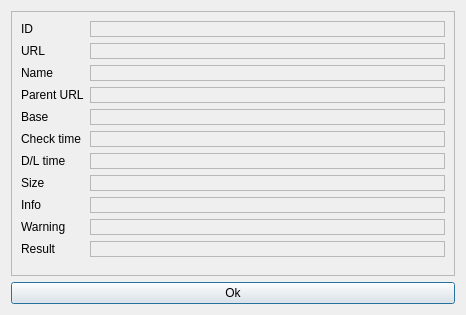
This is linkcheck/gui/ui/properties.ui in wummel/linkchecker as Qt 5 draws it before an edit. The edited form follows.
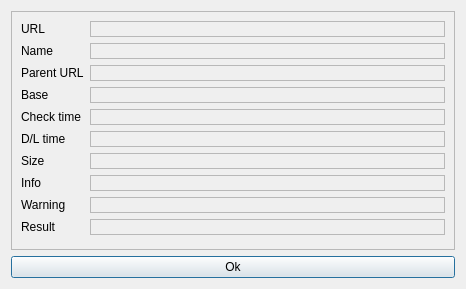
This is the edited form.

Commit message: Remove unused ID URL property.

Diff of the .ui file:
```diff
--- a/linkcheck/gui/ui/properties.ui
+++ b/linkcheck/gui/ui/properties.ui
@@ -10,7 +10,7 @@
     <x>0</x>
     <y>0</y>
     <width>466</width>
-    <height>315</height>
+    <height>289</height>
    </rect>
   </property>
   <property name="windowTitle">
@@ -30,42 +30,13 @@
        <enum>QFormLayout::ExpandingFieldsGrow</enum>
       </property>
       <item row="0" column="0">
-       <widget class="QLabel" name="label">
-        <property name="text">
-         <string>ID</string>
-        </property>
-       </widget>
-      </item>
-      <item row="0" column="1">
-       <widget class="QLabel" name="prop_id">
-        <property name="sizePolicy">
-         <sizepolicy hsizetype="MinimumExpanding" vsizetype="Preferred">
-          <horstretch>0</horstretch>
-          <verstretch>0</verstretch>
-         </sizepolicy>
-        </property>
-        <property name="frameShape">
-         <enum>QFrame::StyledPanel</enum>
-        </property>
-        <property name="frameShadow">
-         <enum>QFrame::Sunken</enum>
-        </property>
-        <property name="text">
-         <string/>
-        </property>
-        <property name="textFormat">
-         <enum>Qt::PlainText</enum>
-        </property>
-       </widget>
-      </item>
-      <item row="1" column="0">
        <widget class="QLabel" name="label_2">
         <property name="text">
          <string>URL</string>
         </property>
        </widget>
       </item>
-      <item row="1" column="1">
+      <item row="0" column="1">
        <widget class="QLabel" name="prop_url">
         <property name="sizePolicy">
          <sizepolicy hsizetype="MinimumExpanding" vsizetype="Preferred">
@@ -90,14 +61,14 @@
         </property>
        </widget>
       </item>
-      <item row="2" column="0">
+      <item row="1" column="0">
        <widget class="QLabel" name="label_3">
         <property name="text">
          <string>Name</string>
         </property>
        </widget>
       </item>
-      <item row="2" column="1">
+      <item row="1" column="1">
        <widget class="QLabel" name="prop_name">
         <property name="sizePolicy">
          <sizepolicy hsizetype="MinimumExpanding" vsizetype="Preferred">
@@ -119,14 +90,14 @@
         </property>
        </widget>
       </item>
-      <item row="3" column="0">
+      <item row="2" column="0">
        <widget class="QLabel" name="label_4">
         <property name="text">
          <string>Parent URL</string>
         </property>
        </widget>
       </item>
-      <item row="3" column="1">
+      <item row="2" column="1">
        <widget class="QLabel" name="prop_parenturl">
         <property name="sizePolicy">
          <sizepolicy hsizetype="MinimumExpanding" vsizetype="Preferred">
@@ -151,14 +122,14 @@
         </property>
        </widget>
       </item>
-      <item row="4" column="0">
+      <item row="3" column="0">
        <widget class="QLabel" name="label_5">
         <property name="text">
          <string>Base</string>
         </property>
        </widget>
       </item>
-      <item row="4" column="1">
+      <item row="3" column="1">
        <widget class="QLabel" name="prop_base">
         <property name="sizePolicy">
          <sizepolicy hsizetype="MinimumExpanding" vsizetype="Preferred">
@@ -183,14 +154,14 @@
         </property>
        </widget>
       </item>
-      <item row="5" column="0">
+      <item row="4" column="0">
        <widget class="QLabel" name="label_7">
         <property name="text">
          <string>Check time</string>
         </property>
        </widget>
       </item>
-      <item row="5" column="1">
+      <item row="4" column="1">
        <widget class="QLabel" name="prop_checktime">
         <property name="sizePolicy">
          <sizepolicy hsizetype="MinimumExpanding" vsizetype="Preferred">
@@ -212,14 +183,14 @@
         </property>
        </widget>
       </item>
-      <item row="6" column="0">
+      <item row="5" column="0">
        <widget class="QLabel" name="label_8">
         <property name="text">
          <string>D/L time</string>
         </property>
        </widget>
       </item>
-      <item row="6" column="1">
+      <item row="5" column="1">
        <widget class="QLabel" name="prop_dltime">
         <property name="sizePolicy">
          <sizepolicy hsizetype="MinimumExpanding" vsizetype="Preferred">
@@ -241,14 +212,14 @@
         </property>
        </widget>
       </item>
-      <item row="7" column="0">
+      <item row="6" column="0">
        <widget class="QLabel" name="label_9">
         <property name="text">
          <string>Size</string>
         </property>
        </widget>
       </item>
-      <item row="7" column="1">
+      <item row="6" column="1">
        <widget class="QLabel" name="prop_size">
         <property name="sizePolicy">
          <sizepolicy hsizetype="MinimumExpanding" vsizetype="Preferred">
@@ -270,14 +241,14 @@
         </property>
        </widget>
       </item>
-      <item row="8" column="0">
+      <item row="7" column="0">
        <widget class="QLabel" name="label_10">
         <property name="text">
          <string>Info</string>
         </property>
        </widget>
       </item>
-      <item row="8" column="1">
+      <item row="7" column="1">
        <widget class="QLabel" name="prop_info">
         <property name="sizePolicy">
          <sizepolicy hsizetype="MinimumExpanding" vsizetype="Preferred">
@@ -302,14 +273,14 @@
         </property>
        </widget>
       </item>
-      <item row="9" column="0">
+      <item row="8" column="0">
        <widget class="QLabel" name="label_11">
         <property name="text">
          <string>Warning</string>
         </property>
        </widget>
       </item>
-      <item row="9" column="1">
+      <item row="8" column="1">
        <widget class="QLabel" name="prop_warning">
         <property name="sizePolicy">
          <sizepolicy hsizetype="MinimumExpanding" vsizetype="Preferred">
@@ -337,14 +308,14 @@
         </property>
        </widget>
       </item>
-      <item row="10" column="0">
+      <item row="9" column="0">
        <widget class="QLabel" name="label_12">
         <property name="text">
          <string>Result</string>
         </property>
        </widget>
       </item>
-      <item row="10" column="1">
+      <item row="9" column="1">
        <widget class="QLabel" name="prop_result">
         <property name="sizePolicy">
          <sizepolicy hsizetype="MinimumExpanding" vsizetype="Preferred">
```
The commit also changes 2 other files.
